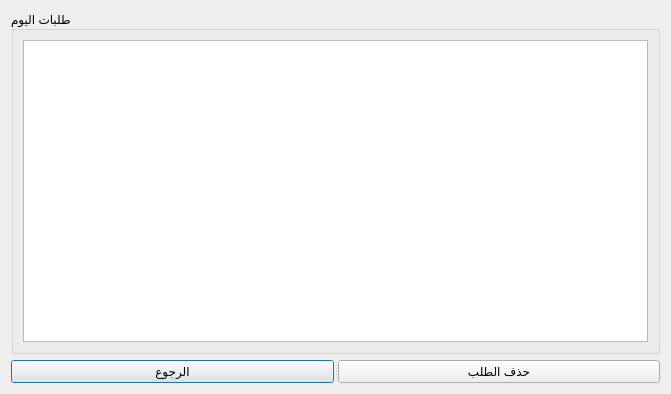
Before: the Qt Designer form Mango/ui/returnorderdialog.ui in WajdyEssam/mangotalaat, drawn with Qt 5.
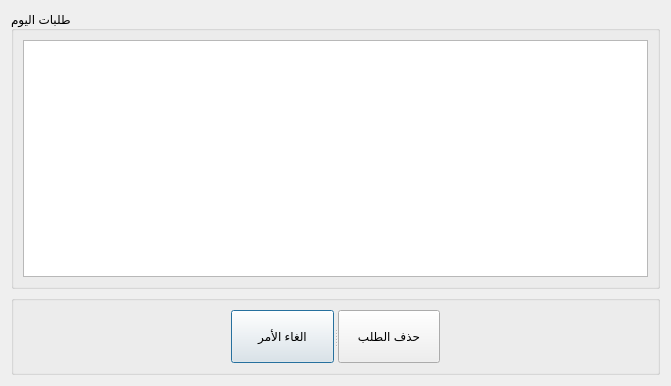
After: the same form once the commit is applied. Icons and pictures are not drawn.

Commit message: update icons and return dialog enhancements

```diff
--- a/Mango/ui/returnorderdialog.ui
+++ b/Mango/ui/returnorderdialog.ui
@@ -7,13 +7,13 @@
     <x>0</x>
     <y>0</y>
     <width>671</width>
-    <height>394</height>
+    <height>386</height>
    </rect>
   </property>
   <property name="windowTitle">
    <string>Dialog</string>
   </property>
-  <layout class="QGridLayout" name="gridLayout">
+  <layout class="QGridLayout" name="gridLayout_2">
    <item row="0" column="0">
     <widget class="QGroupBox" name="groupBox">
      <property name="title">
@@ -22,7 +22,7 @@
      <property name="flat">
       <bool>true</bool>
      </property>
-     <layout class="QGridLayout" name="gridLayout_2">
+     <layout class="QGridLayout" name="gridLayout">
       <item row="0" column="0">
        <widget class="QTableWidget" name="tableWidget">
         <property name="sizePolicy">
@@ -31,6 +31,12 @@
           <verstretch>0</verstretch>
          </sizepolicy>
         </property>
+        <property name="minimumSize">
+         <size>
+          <width>0</width>
+          <height>0</height>
+         </size>
+        </property>
         <property name="alternatingRowColors">
          <bool>true</bool>
         </property>
@@ -43,6 +49,18 @@
         <property name="showGrid">
          <bool>true</bool>
         </property>
+        <property name="wordWrap">
+         <bool>true</bool>
+        </property>
+        <attribute name="horizontalHeaderCascadingSectionResizes">
+         <bool>false</bool>
+        </attribute>
+        <attribute name="horizontalHeaderDefaultSectionSize">
+         <number>250</number>
+        </attribute>
+        <attribute name="horizontalHeaderMinimumSectionSize">
+         <number>200</number>
+        </attribute>
         <attribute name="horizontalHeaderStretchLastSection">
          <bool>false</bool>
         </attribute>
@@ -52,13 +70,47 @@
     </widget>
    </item>
    <item row="1" column="0">
+    <widget class="QGroupBox" name="groupBox_2">
+     <property name="sizePolicy">
+      <sizepolicy hsizetype="Preferred" vsizetype="Fixed">
+       <horstretch>0</horstretch>
+       <verstretch>30</verstretch>
+      </sizepolicy>
+     </property>
+     <property name="minimumSize">
+      <size>
+       <width>0</width>
+       <height>80</height>
+      </size>
+     </property>
+     <property name="title">
+      <string/>
+     </property>
+     <property name="flat">
+      <bool>true</bool>
+     </property>
+     <layout class="QHBoxLayout" name="horizontalLayout">
+      <item>
+       <spacer name="horizontalSpacer_2">
+        <property name="orientation">
+         <enum>Qt::Horizontal</enum>
+        </property>
+        <property name="sizeHint" stdset="0">
+         <size>
+          <width>205</width>
+          <height>20</height>
+         </size>
+        </property>
+       </spacer>
+      </item>
+      <item>
     <widget class="QSplitter" name="splitter">
      <property name="orientation">
       <enum>Qt::Horizontal</enum>
      </property>
      <widget class="QPushButton" name="cancelButton">
       <property name="text">
-       <string>الرجوع</string>
+          <string>الغاء الأمر</string>
       </property>
       <property name="icon">
        <iconset resource="../resources.qrc">
@@ -71,9 +123,29 @@
       </property>
       <property name="icon">
        <iconset resource="../resources.qrc">
-        <normaloff>:/images/cancel.png</normaloff>:/images/cancel.png</iconset>
-      </property>
-     </widget>
+           <normaloff>:/images/ok.png</normaloff>:/images/ok.png</iconset>
+         </property>
+        </widget>
+       </widget>
+      </item>
+      <item>
+       <spacer name="horizontalSpacer">
+        <property name="orientation">
+         <enum>Qt::Horizontal</enum>
+        </property>
+        <property name="sizeHint" stdset="0">
+         <size>
+          <width>205</width>
+          <height>20</height>
+         </size>
+        </property>
+       </spacer>
+      </item>
+     </layout>
+     <zorder>groupBox</zorder>
+     <zorder>splitter</zorder>
+     <zorder>horizontalSpacer</zorder>
+     <zorder>horizontalSpacer_2</zorder>
     </widget>
    </item>
   </layout>
```
Left out of the diff: 2 changed lines with no effect on the pictures. Lines whose indentation alone changed are shown as unchanged. The commit also changes 1 other file.
